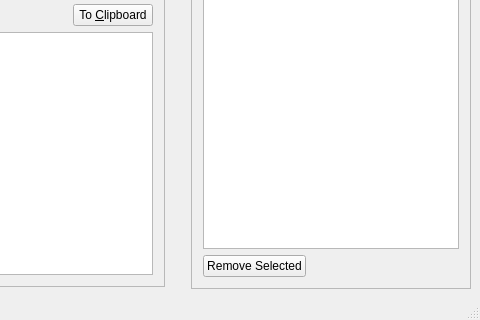
The window that qt5/Replacer/mainwindow.ui (Ernesuma/replacer) describes before a commit, drawn with Qt 5; both pictures show x 454 to 934 and y 320 to 640 of the 934 by 640 pixel window.
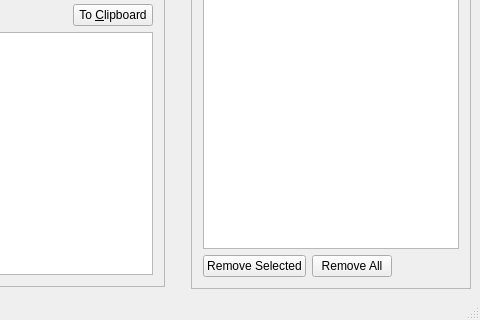
The same window after the commit.

Commit message: added remove all tags button

Patch:
```diff
--- a/qt5/Replacer/mainwindow.ui
+++ b/qt5/Replacer/mainwindow.ui
@@ -267,6 +267,13 @@
             </property>
            </widget>
           </item>
+          <item>
+           <widget class="QPushButton" name="pushButton_remove_all_tags">
+            <property name="text">
+             <string>Remove All</string>
+            </property>
+           </widget>
+          </item>
           <item>
            <spacer name="horizontalSpacer">
             <property name="orientation">
```
The commit also changes 2 other files.
